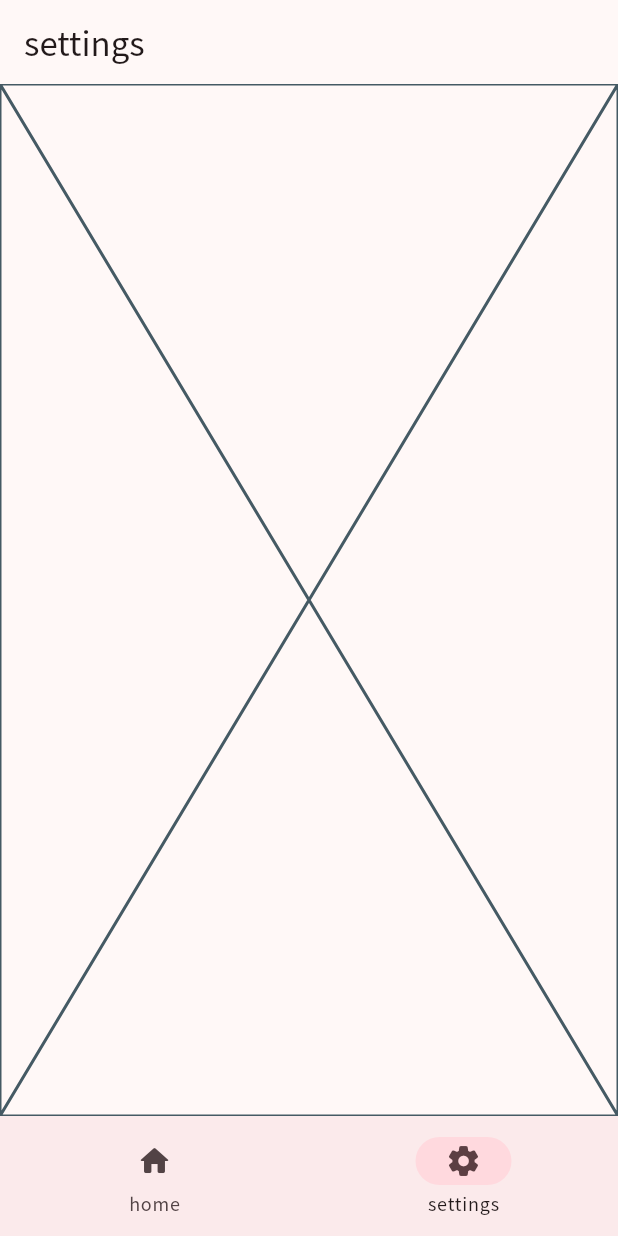
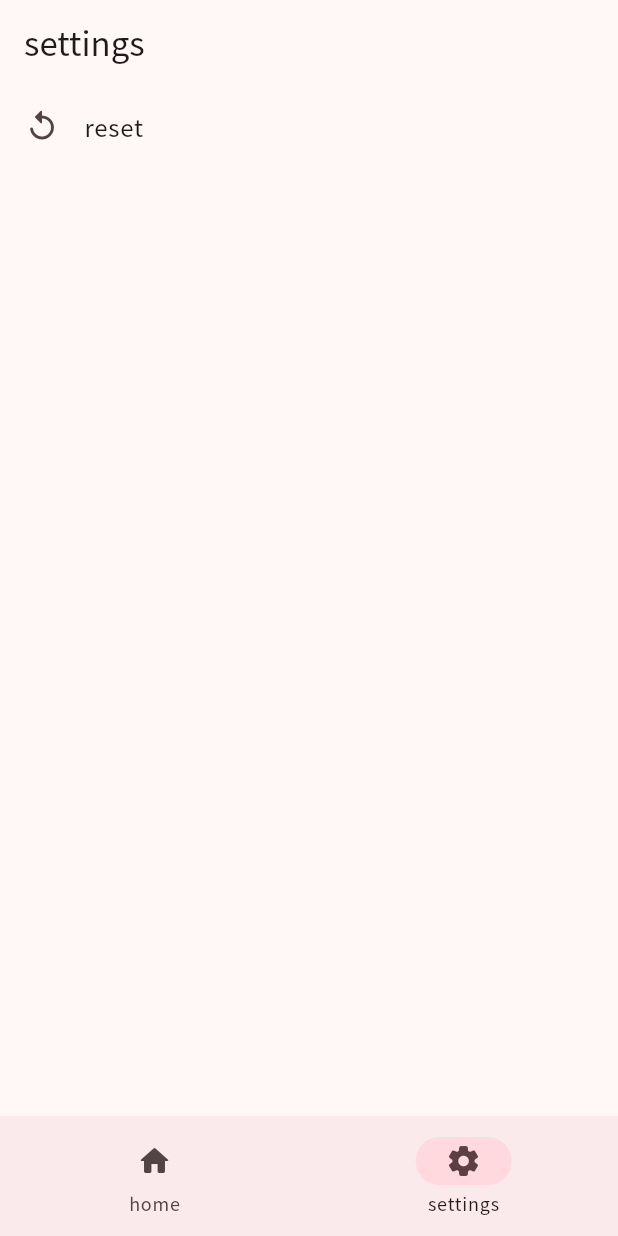
Before and after one commit to Zhoucheng133/One-Loop, a Flutter app: the screen it shows after launch, item 2 of the bottom bar chosen, on a phone screen of 412 x 824 dp. Run offline on Flutter 3.47's test engine with Material 3 defaults, Android fonts, the phone set to English and light mode, and no system bars; our stand-ins replace file_picker, get, google_fonts, just_audio, shared_preferences.

Commit message:
添加重置操作

```diff
--- a/lib/lang/zh_cn.dart
+++ b/lib/lang/zh_cn.dart
@@ -12,8 +12,11 @@ const Map<String, String> zhCN = {
   'name': '名称',
   'addFailed': '添加失败',
   'ok': '好的',
+  'cancel': '取消',
   'emptyName': '名称不能为空',
   'emptyLink': '链接不能为空',
   'emptyFile': '文件不能为空',
   'duplicateName': '名称重复',
+  'reset': '重置',
+  'resetContent': '确定要重置吗？',
 };
--- a/lib/views/settings_view.dart
+++ b/lib/views/settings_view.dart
@@ -1,4 +1,7 @@
 import 'package:flutter/material.dart';
+import 'package:get/get.dart';
+import 'package:one_loop/controllers/controller.dart';
+import 'package:one_loop/dialogs/dialogs.dart';
 
 class SettingsView extends StatefulWidget {
   const SettingsView({super.key});
@@ -8,8 +11,23 @@ class SettingsView extends StatefulWidget {
 }
 
 class _SettingsViewState extends State<SettingsView> {
+
+  final controller = Get.find<Controller>();
   @override
   Widget build(BuildContext context) {
-    return const Placeholder();
+    return ListView(
+      children: [
+        ListTile(
+          title: Text('reset'.tr),
+          leading: Icon(Icons.replay_rounded),
+          onTap: () async {
+            bool? result = await showConfirmDialog(context, 'reset'.tr, 'resetContent'.tr);
+            if(result??false){
+              controller.reset();
+            }
+          },
+        )
+      ],
+    );
   }
 }
```
Also changed, not shown: lib/controllers/controller.dart (+14 -0 lines), lib/dialogs/dialogs.dart (+26 -0 lines).
